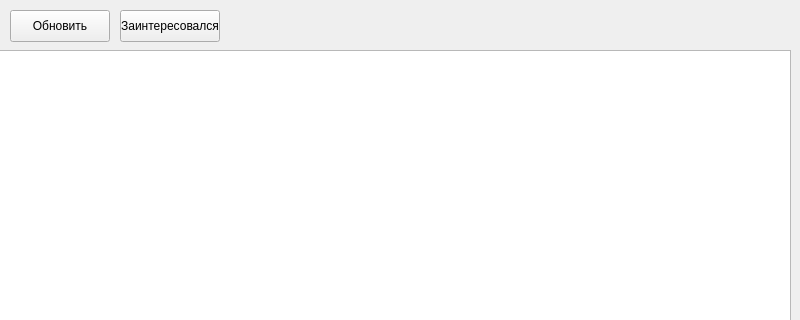
Before: the Qt Designer form app/TourismApp/mainwindow.ui in NousNous111/tourism_app, drawn with Qt 5; both pictures show x 0 to 800 and y 0 to 320 of the 800 by 600 pixel window.
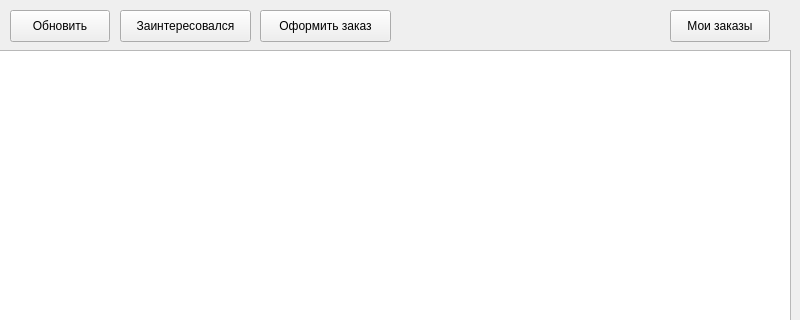
After: the same form once the commit is applied.

Commit message: Add my orders window

```diff
--- a/app/TourismApp/mainwindow.ui
+++ b/app/TourismApp/mainwindow.ui
@@ -42,7 +42,7 @@
      <rect>
       <x>120</x>
       <y>10</y>
-      <width>100</width>
+      <width>131</width>
       <height>32</height>
      </rect>
     </property>
@@ -50,6 +50,32 @@
      <string>Заинтересовался</string>
     </property>
    </widget>
+   <widget class="QPushButton" name="orderButton">
+    <property name="geometry">
+     <rect>
+      <x>260</x>
+      <y>10</y>
+      <width>131</width>
+      <height>32</height>
+     </rect>
+    </property>
+    <property name="text">
+     <string>Оформить заказ</string>
+    </property>
+   </widget>
+   <widget class="QPushButton" name="myOrdersButton">
+    <property name="geometry">
+     <rect>
+      <x>670</x>
+      <y>10</y>
+      <width>100</width>
+      <height>32</height>
+     </rect>
+    </property>
+    <property name="text">
+     <string>Мои заказы</string>
+    </property>
+   </widget>
   </widget>
   <widget class="QMenuBar" name="menubar">
    <property name="geometry">
```
The commit also changes 6 other files.
